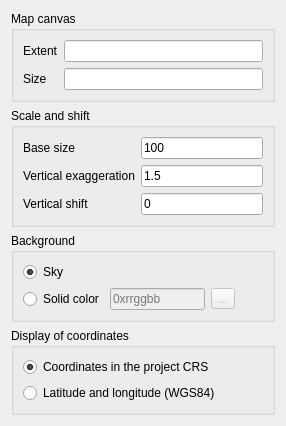
First picture: the form in ui/worldproperties.ui, repository minorua/Qgis2threejs, before the edit.
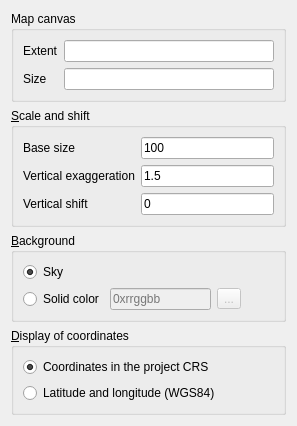
Second picture: the form after the edit.

Commit message:
shortcut keys for group boxes
- clean up layouts

What changed in the file:
```diff
--- a/ui/worldproperties.ui
+++ b/ui/worldproperties.ui
@@ -6,31 +6,142 @@
    <rect>
     <x>0</x>
     <y>0</y>
-    <width>286</width>
-    <height>376</height>
+    <width>297</width>
+    <height>382</height>
    </rect>
   </property>
   <property name="windowTitle">
    <string>Form</string>
   </property>
-  <layout class="QGridLayout" name="gridLayout">
-   <item row="5" column="0">
-    <spacer name="verticalSpacer">
-     <property name="orientation">
-      <enum>Qt::Vertical</enum>
+  <layout class="QVBoxLayout" name="verticalLayout_3">
+   <item>
+    <widget class="QGroupBox" name="groupBox_1">
+     <property name="title">
+      <string>Map canvas</string>
      </property>
-     <property name="sizeHint" stdset="0">
-      <size>
-       <width>20</width>
-       <height>40</height>
-      </size>
+     <layout class="QFormLayout" name="formLayout">
+      <property name="fieldGrowthPolicy">
+       <enum>QFormLayout::AllNonFixedFieldsGrow</enum>
+      </property>
+      <item row="0" column="0">
+       <widget class="QLabel" name="label_6">
+        <property name="text">
+         <string>Extent</string>
+        </property>
+       </widget>
+      </item>
+      <item row="0" column="1">
+       <widget class="QLineEdit" name="lineEdit_MapCanvasExtent">
+        <property name="enabled">
+         <bool>true</bool>
+        </property>
+        <property name="focusPolicy">
+         <enum>Qt::NoFocus</enum>
+        </property>
+        <property name="readOnly">
+         <bool>true</bool>
+        </property>
+       </widget>
+      </item>
+      <item row="1" column="0">
+       <widget class="QLabel" name="label_7">
+        <property name="text">
+         <string>Size</string>
+        </property>
+       </widget>
+      </item>
+      <item row="1" column="1">
+       <widget class="QLineEdit" name="lineEdit_MapCanvasSize">
+        <property name="enabled">
+         <bool>true</bool>
+        </property>
+        <property name="focusPolicy">
+         <enum>Qt::NoFocus</enum>
+        </property>
+        <property name="readOnly">
+         <bool>true</bool>
+        </property>
+       </widget>
+      </item>
+     </layout>
+    </widget>
+   </item>
+   <item>
+    <widget class="QGroupBox" name="groupBox_2">
+     <property name="title">
+      <string>&amp;Scale and shift</string>
      </property>
-    </spacer>
+     <layout class="QFormLayout" name="formLayout_3">
+      <item row="0" column="0">
+       <widget class="QLabel" name="label_3">
+        <property name="text">
+         <string>Base size</string>
+        </property>
+       </widget>
+      </item>
+      <item row="0" column="1">
+       <widget class="QLineEdit" name="lineEdit_BaseSize">
+        <property name="inputMethodHints">
+         <set>Qt::ImhDigitsOnly</set>
+        </property>
+        <property name="text">
+         <string>100</string>
+        </property>
+       </widget>
+      </item>
+      <item row="1" column="0">
+       <widget class="QLabel" name="label">
+        <property name="text">
+         <string>Vertical exaggeration</string>
+        </property>
+       </widget>
+      </item>
+      <item row="1" column="1">
+       <widget class="QLineEdit" name="lineEdit_zFactor">
+        <property name="sizePolicy">
+         <sizepolicy hsizetype="Expanding" vsizetype="Fixed">
+          <horstretch>0</horstretch>
+          <verstretch>0</verstretch>
+         </sizepolicy>
+        </property>
+        <property name="maximumSize">
+         <size>
+          <width>16777215</width>
+          <height>16777215</height>
+         </size>
+        </property>
+        <property name="inputMethodHints">
+         <set>Qt::ImhDigitsOnly</set>
+        </property>
+        <property name="text">
+         <string>1.5</string>
+        </property>
+        <property name="alignment">
+         <set>Qt::AlignLeading|Qt::AlignLeft|Qt::AlignVCenter</set>
+        </property>
+       </widget>
+      </item>
+      <item row="2" column="0">
+       <widget class="QLabel" name="label_2">
+        <property name="text">
+         <string>Vertical shift</string>
+        </property>
+       </widget>
+      </item>
+      <item row="2" column="1">
+       <widget class="QLineEdit" name="lineEdit_zShift">
+        <property name="text">
+         <string>0</string>
+        </property>
+       </widget>
+      </item>
+     </layout>
+    </widget>
    </item>
-   <item row="3" column="0">
+   <item>
     <widget class="QGroupBox" name="groupBox_3">
      <property name="title">
-      <string>Background</string>
+      <string>&amp;Background</string>
      </property>
      <layout class="QVBoxLayout" name="verticalLayout_2">
       <item>
@@ -90,10 +201,10 @@
      </layout>
     </widget>
    </item>
-   <item row="4" column="0">
+   <item>
     <widget class="QGroupBox" name="groupBox_4">
      <property name="title">
-      <string>Display of coordinates</string>
+      <string>&amp;Display of coordinates</string>
      </property>
      <layout class="QVBoxLayout" name="verticalLayout">
       <item>
@@ -116,132 +227,18 @@
      </layout>
     </widget>
    </item>
-   <item row="1" column="0">
-    <widget class="QGroupBox" name="groupBox_2">
-     <property name="title">
-      <string>Scale and shift</string>
+   <item>
+    <spacer name="verticalSpacer">
+     <property name="orientation">
+      <enum>Qt::Vertical</enum>
      </property>
-     <layout class="QFormLayout" name="formLayout_3">
-      <property name="fieldGrowthPolicy">
-       <enum>QFormLayout::AllNonFixedFieldsGrow</enum>
-      </property>
-      <item row="1" column="0">
-       <widget class="QLabel" name="label">
-        <property name="text">
-         <string>Vertical exaggeration</string>
-        </property>
-       </widget>
-      </item>
-      <item row="1" column="1">
-       <widget class="QLineEdit" name="lineEdit_zFactor">
-        <property name="sizePolicy">
-         <sizepolicy hsizetype="Expanding" vsizetype="Fixed">
-          <horstretch>0</horstretch>
-          <verstretch>0</verstretch>
-         </sizepolicy>
-        </property>
-        <property name="maximumSize">
-         <size>
-          <width>16777215</width>
-          <height>16777215</height>
-         </size>
-        </property>
-        <property name="inputMethodHints">
-         <set>Qt::ImhDigitsOnly</set>
-        </property>
-        <property name="text">
-         <string>1.5</string>
-        </property>
-        <property name="alignment">
-         <set>Qt::AlignLeading|Qt::AlignLeft|Qt::AlignVCenter</set>
-        </property>
-       </widget>
-      </item>
-      <item row="2" column="0">
-       <widget class="QLabel" name="label_2">
-        <property name="text">
-         <string>Vertical shift</string>
-        </property>
-       </widget>
-      </item>
-      <item row="2" column="1">
-       <widget class="QLineEdit" name="lineEdit_zShift">
-        <property name="text">
-         <string>0</string>
-        </property>
-       </widget>
-      </item>
-      <item row="0" column="0">
-       <widget class="QLabel" name="label_3">
-        <property name="text">
-         <string>Base size</string>
-        </property>
-       </widget>
-      </item>
-      <item row="0" column="1">
-       <widget class="QLineEdit" name="lineEdit_BaseSize">
-        <property name="inputMethodHints">
-         <set>Qt::ImhDigitsOnly</set>
-        </property>
-        <property name="text">
-         <string>100</string>
-        </property>
-       </widget>
-      </item>
-     </layout>
-    </widget>
-   </item>
-   <item row="0" column="0">
-    <widget class="QGroupBox" name="groupBox_1">
-     <property name="title">
-      <string>Map canvas</string>
+     <property name="sizeHint" stdset="0">
+      <size>
+       <width>20</width>
+       <height>40</height>
+      </size>
      </property>
-     <layout class="QFormLayout" name="formLayout">
-      <property name="fieldGrowthPolicy">
-       <enum>QFormLayout::AllNonFixedFieldsGrow</enum>
-      </property>
-      <item row="0" column="0">
-       <widget class="QLabel" name="label_6">
-        <property name="text">
-         <string>Extent</string>
-        </property>
-       </widget>
-      </item>
-      <item row="0" column="1">
-       <widget class="QLineEdit" name="lineEdit_MapCanvasExtent">
-        <property name="enabled">
-         <bool>true</bool>
-        </property>
-        <property name="focusPolicy">
-         <enum>Qt::NoFocus</enum>
-        </property>
-        <property name="readOnly">
-         <bool>true</bool>
-        </property>
-       </widget>
-      </item>
-      <item row="1" column="0">
-       <widget class="QLabel" name="label_7">
-        <property name="text">
-         <string>Size</string>
-        </property>
-       </widget>
-      </item>
-      <item row="1" column="1">
-       <widget class="QLineEdit" name="lineEdit_MapCanvasSize">
-        <property name="enabled">
-         <bool>true</bool>
-        </property>
-        <property name="focusPolicy">
-         <enum>Qt::NoFocus</enum>
-        </property>
-        <property name="readOnly">
-         <bool>true</bool>
-        </property>
-       </widget>
-      </item>
-     </layout>
-    </widget>
+    </spacer>
    </item>
   </layout>
  </widget>
```
The commit also changes 6 other files.
